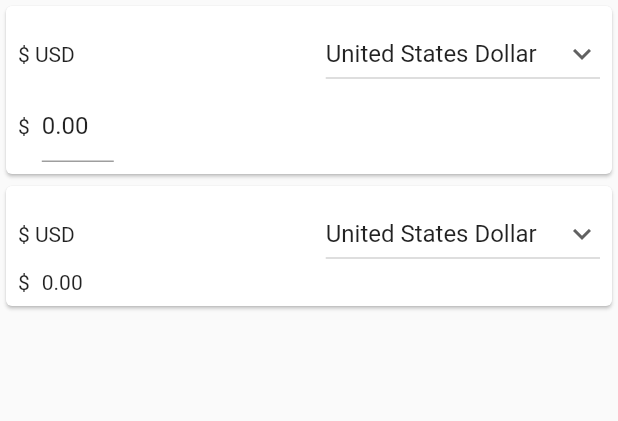
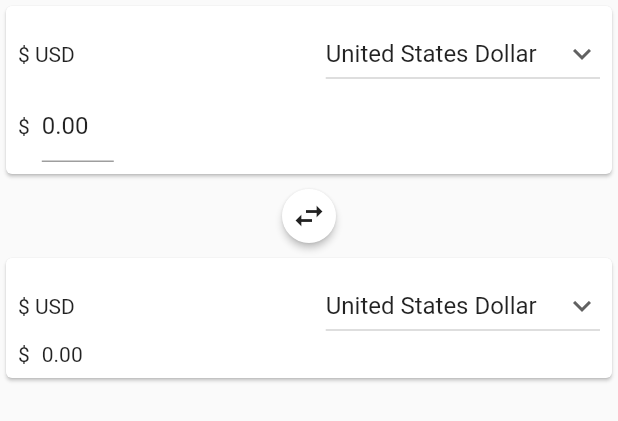
Before and after one commit to vfarafonov/rates_converter_flutter, a Flutter app: the CurrencyRateView widget shown alone on an empty page, opened directly with empty values, on a phone screen of 412 x 824 dp. Shown: the top 421 px of the screen. Run offline on Flutter 3.47's test engine with Material 2 defaults, Android fonts, the phone set to English and light mode, and no system bars; our stand-ins replace bloc, equatable, flutter_bloc; network calls fail.

Commit message:
Add possibility to swap currencies

```diff
--- a/converter/lib/currency/ui/currency_rate_view.dart
+++ b/converter/lib/currency/ui/currency_rate_view.dart
@@ -25,6 +25,14 @@ class CurrencyRateView extends StatelessWidget {
             BlocProvider.of<CurrencyConverterBloc>(context).add(CurrencyConverterEventChangeBaseCurrency(newCurrency));
           },
         ),
+        RawMaterialButton(
+          fillColor: Colors.white,
+          shape: CircleBorder(),
+          child: Icon(Icons.swap_horiz_outlined),
+          onPressed: () {
+            BlocProvider.of<CurrencyConverterBloc>(context).add(CurrencyConverterEventSwapCurrency());
+          },
+        ),
         CurrencyCard(
           amount: targetAmount,
           onCurrencyChanged: (newCurrency) {
```
Also changed, not shown: converter/lib/currency/bloc/currency_converter_bloc.dart (+12 -4 lines).
